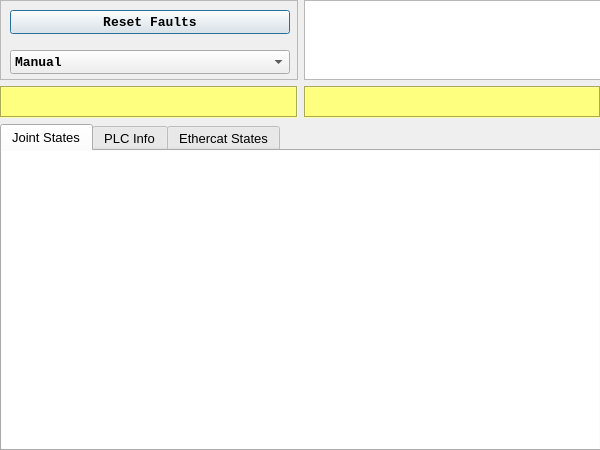
The window that rehab_gui/rehab_gui/ui/MotorsWindow.ui (CNR-STIIMA-IRAS/Fit4Med) describes before a commit, drawn with Qt 5.
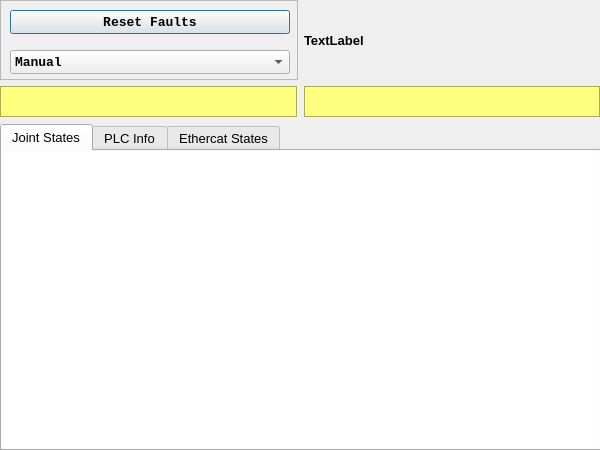
The same window after the commit.

Patch:
```diff
--- a/rehab_gui/rehab_gui/ui/MotorsWindow.ui
+++ b/rehab_gui/rehab_gui/ui/MotorsWindow.ui
@@ -450,21 +450,15 @@
      </widget>
     </item>
     <item row="2" column="1">
-     <widget class="QTextEdit" name="textEdit_SystemState">
-      <property name="maximumSize">
-       <size>
-        <width>300</width>
-        <height>80</height>
-       </size>
-      </property>
+     <widget class="QLabel" name="label_SystemState">
       <property name="font">
        <font>
         <pointsize>10</pointsize>
         <bold>true</bold>
        </font>
       </property>
-      <property name="sizeAdjustPolicy">
-       <enum>QAbstractScrollArea::AdjustToContents</enum>
+      <property name="text">
+       <string>TextLabel</string>
       </property>
      </widget>
     </item>
```
